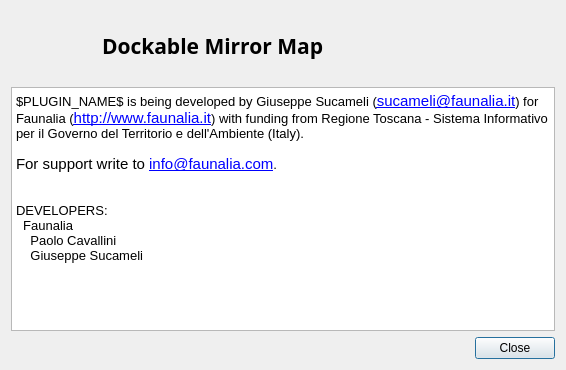
Before: the Qt Designer form ui/DlgAbout.ui in faunalia/dockablemirrormap, drawn with Qt 5.
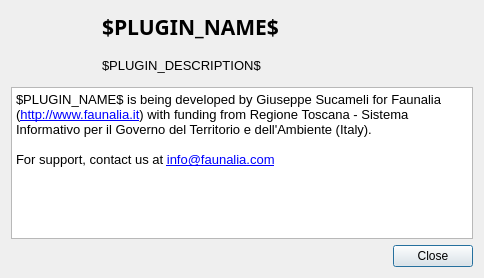
After: the same form once the commit is applied.

Commit message: use default Faunalia's about dialog

Patch:
```diff
--- a/ui/DlgAbout.ui
+++ b/ui/DlgAbout.ui
@@ -6,18 +6,18 @@
    <rect>
     <x>0</x>
     <y>0</y>
-    <width>566</width>
-    <height>370</height>
+    <width>484</width>
+    <height>278</height>
    </rect>
   </property>
   <property name="windowTitle">
    <string>Dialog</string>
   </property>
   <layout class="QGridLayout" name="gridLayout">
-   <item row="0" column="0">
+   <item row="0" column="0" rowspan="2">
     <widget class="QLabel" name="logo">
      <property name="sizePolicy">
-      <sizepolicy hsizetype="Fixed" vsizetype="Fixed">
+      <sizepolicy hsizetype="Fixed" vsizetype="Expanding">
        <horstretch>0</horstretch>
        <verstretch>0</verstretch>
       </sizepolicy>
@@ -53,33 +53,42 @@
       </font>
      </property>
      <property name="text">
-      <string>Dockable Mirror Map</string>
+      <string>$PLUGIN_NAME$</string>
      </property>
     </widget>
    </item>
-   <item row="1" column="0" colspan="2">
+   <item row="1" column="1">
+    <widget class="QLabel" name="description">
+     <property name="font">
+      <font>
+       <pointsize>10</pointsize>
+      </font>
+     </property>
+     <property name="text">
+      <string>$PLUGIN_DESCRIPTION$</string>
+     </property>
+     <property name="wordWrap">
+      <bool>true</bool>
+     </property>
+    </widget>
+   </item>
+   <item row="2" column="0" colspan="2">
     <widget class="QTextBrowser" name="txt">
      <property name="html">
       <string>&lt;!DOCTYPE HTML PUBLIC &quot;-//W3C//DTD HTML 4.0//EN&quot; &quot;http://www.w3.org/TR/REC-html40/strict.dtd&quot;&gt;
 &lt;html&gt;&lt;head&gt;&lt;meta name=&quot;qrichtext&quot; content=&quot;1&quot; /&gt;&lt;style type=&quot;text/css&quot;&gt;
 p, li { white-space: pre-wrap; }
 &lt;/style&gt;&lt;/head&gt;&lt;body style=&quot; font-family:'Ubuntu'; font-size:11pt; font-weight:400; font-style:normal;&quot;&gt;
-&lt;p style=&quot; margin-top:0px; margin-bottom:0px; margin-left:0px; margin-right:0px; -qt-block-indent:0; text-indent:0px;&quot;&gt;&lt;span style=&quot; font-family:'Sans'; font-size:10pt;&quot;&gt;$PLUGIN_NAME$ is being developed by Giuseppe Sucameli (&lt;/span&gt;&lt;a href=&quot;mailto:sucameli@faunalia.it?subject=$PLUGIN_NAME$&quot;&gt;&lt;span style=&quot; text-decoration: underline; color:#0000ff;&quot;&gt;sucameli@faunalia.it&lt;/span&gt;&lt;/a&gt;&lt;span style=&quot; font-family:'Sans'; font-size:10pt;&quot;&gt;) for Faunalia (&lt;/span&gt;&lt;a href=&quot;http://www.faunalia.it&quot;&gt;&lt;span style=&quot; text-decoration: underline; color:#0000ff;&quot;&gt;http://www.faunalia.it&lt;/span&gt;&lt;/a&gt;&lt;span style=&quot; font-family:'Sans'; font-size:10pt;&quot;&gt;) with funding from Regione Toscana - Sistema Informativo per il Governo del Territorio e dell'Ambiente (Italy).&lt;/span&gt;&lt;/p&gt;
-&lt;p style=&quot;-qt-paragraph-type:empty; margin-top:0px; margin-bottom:0px; margin-left:0px; margin-right:0px; -qt-block-indent:0; text-indent:0px; font-family:'DejaVu Sans'; font-size:9pt;&quot;&gt;&lt;/p&gt;
-&lt;p style=&quot; margin-top:0px; margin-bottom:0px; margin-left:0px; margin-right:0px; -qt-block-indent:0; text-indent:0px;&quot;&gt;For support write to &lt;a href=&quot;mailto:info@faunalia.com&quot;&gt;&lt;span style=&quot; text-decoration: underline; color:#0000ff;&quot;&gt;info@faunalia.com&lt;/span&gt;&lt;/a&gt;&lt;span style=&quot; font-family:'Sans'; font-size:10pt;&quot;&gt;.&lt;/span&gt;&lt;/p&gt;
-&lt;p style=&quot;-qt-paragraph-type:empty; margin-top:0px; margin-bottom:0px; margin-left:0px; margin-right:0px; -qt-block-indent:0; text-indent:0px; font-family:'Sans'; font-size:10pt;&quot;&gt;&lt;/p&gt;
-&lt;p style=&quot;-qt-paragraph-type:empty; margin-top:0px; margin-bottom:0px; margin-left:0px; margin-right:0px; -qt-block-indent:0; text-indent:0px; font-family:'Sans'; font-size:10pt;&quot;&gt;&lt;/p&gt;
-&lt;p style=&quot; margin-top:0px; margin-bottom:0px; margin-left:0px; margin-right:0px; -qt-block-indent:0; text-indent:0px;&quot;&gt;&lt;span style=&quot; font-family:'Sans'; font-size:10pt;&quot;&gt;DEVELOPERS:&lt;/span&gt;&lt;/p&gt;
-&lt;p style=&quot; margin-top:0px; margin-bottom:0px; margin-left:0px; margin-right:0px; -qt-block-indent:0; text-indent:0px;&quot;&gt;&lt;span style=&quot; font-family:'Sans'; font-size:10pt;&quot;&gt;  Faunalia&lt;/span&gt;&lt;/p&gt;
-&lt;p style=&quot; margin-top:0px; margin-bottom:0px; margin-left:0px; margin-right:0px; -qt-block-indent:0; text-indent:0px;&quot;&gt;&lt;span style=&quot; font-family:'Sans'; font-size:10pt;&quot;&gt;    Paolo Cavallini&lt;/span&gt;&lt;/p&gt;
-&lt;p style=&quot; margin-top:0px; margin-bottom:0px; margin-left:0px; margin-right:0px; -qt-block-indent:0; text-indent:0px;&quot;&gt;&lt;span style=&quot; font-family:'Sans'; font-size:10pt;&quot;&gt;    Giuseppe Sucameli&lt;/span&gt;&lt;/p&gt;&lt;/body&gt;&lt;/html&gt;</string>
+&lt;p style=&quot; margin-top:0px; margin-bottom:0px; margin-left:0px; margin-right:0px; -qt-block-indent:0; text-indent:0px;&quot;&gt;&lt;span style=&quot; font-family:'Sans'; font-size:10pt;&quot;&gt;$PLUGIN_NAME$ is being developed by Giuseppe Sucameli for Faunalia (&lt;/span&gt;&lt;a href=&quot;http://www.faunalia.it&quot;&gt;&lt;span style=&quot; font-family:'Sans'; font-size:10pt; text-decoration: underline; color:#0000ff;&quot;&gt;http://www.faunalia.it&lt;/span&gt;&lt;/a&gt;&lt;span style=&quot; font-family:'Sans'; font-size:10pt;&quot;&gt;) with funding from Regione Toscana - Sistema Informativo per il Governo del Territorio e dell'Ambiente (Italy).&lt;/span&gt;&lt;/p&gt;
+&lt;p style=&quot;-qt-paragraph-type:empty; margin-top:0px; margin-bottom:0px; margin-left:0px; margin-right:0px; -qt-block-indent:0; text-indent:0px; font-family:'DejaVu Sans'; font-size:10pt;&quot;&gt;&lt;/p&gt;
+&lt;p style=&quot; margin-top:0px; margin-bottom:0px; margin-left:0px; margin-right:0px; -qt-block-indent:0; text-indent:0px;&quot;&gt;&lt;span style=&quot; font-family:'Sans'; font-size:10pt;&quot;&gt;For support, contact us at &lt;/span&gt;&lt;a href=&quot;mailto:info@faunalia.com?subject=$MAIL_SUBJECT$&amp;amp;body=$MAIL_BODY$&quot;&gt;&lt;span style=&quot; font-family:'Sans'; font-size:10pt; text-decoration: underline; color:#0000ff;&quot;&gt;info@faunalia.com&lt;/span&gt;&lt;/a&gt;&lt;/p&gt;&lt;/body&gt;&lt;/html&gt;</string>
      </property>
      <property name="openExternalLinks">
       <bool>true</bool>
      </property>
     </widget>
    </item>
-   <item row="2" column="0" colspan="2">
+   <item row="3" column="0" colspan="2">
     <widget class="QDialogButtonBox" name="buttonBox">
      <property name="orientation">
       <enum>Qt::Horizontal</enum>
```
Left out of the diff: 35 changed lines with no effect on the pictures. The commit also changes 3 other files.
